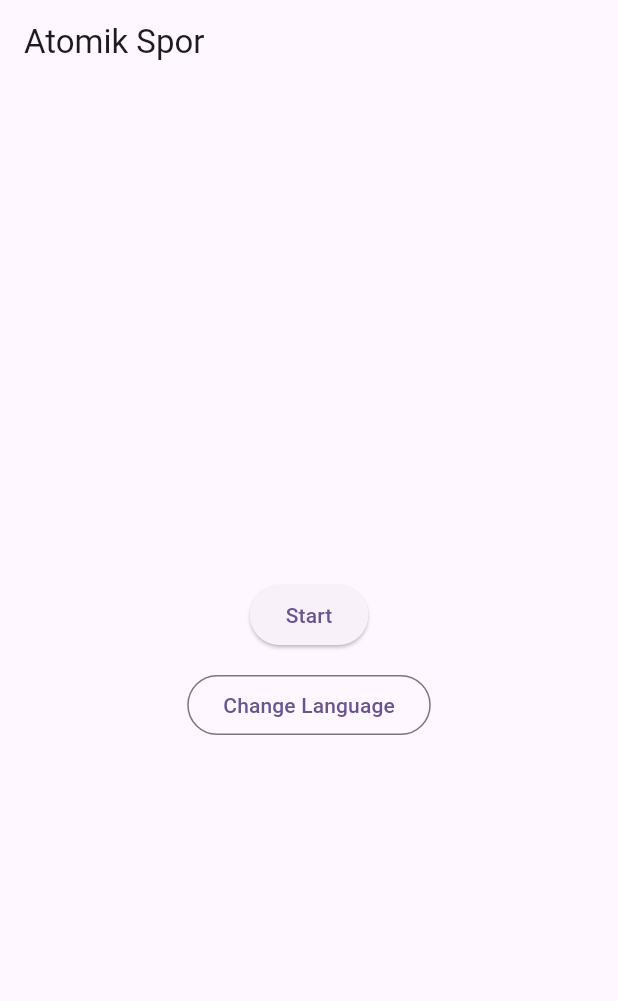
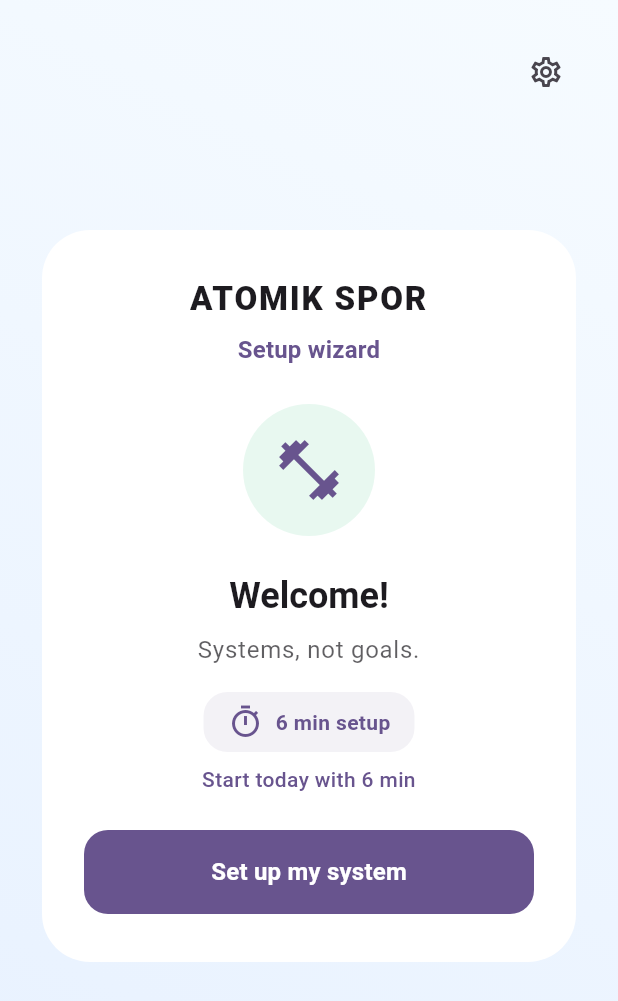
Before and after one commit to mrsgn26-ops/atomik_spor, a Flutter app: the screen it shows after launch, on a phone screen of 412 x 824 dp. Shown: the top 1001 px of the screen. Run offline on Flutter 3.47's test engine with Material 3 defaults, Android fonts, the phone set to English and light mode, and no system bars; our stand-ins replace table_calendar.

Commit message:
Add welcome screen for onboarding

```diff
--- a/lib/l10n/app_en.arb
+++ b/lib/l10n/app_en.arb
@@ -24,6 +24,10 @@
   "navSettings": "Settings",
   "headlineSystemNotGoals": "Systems, not goals.",
   "sub6minStart": "Start today with 6 min",
+  "setupWizardTitle": "Setup wizard",
+  "welcomeGreeting": "Welcome!",
+  "setupDurationLabel": "6 min setup",
+  "setupButtonLabel": "Set up my system",
   "btnStart": "Start",
   "btnChangeLang": "Change Language",
   "labelCurrentStreak": "Current streak",
--- a/lib/l10n/app_localizations.dart
+++ b/lib/l10n/app_localizations.dart
@@ -188,6 +188,30 @@ abstract class AppLocalizations {
   /// **'Start today with 6 min'**
   String get sub6minStart;
 
+  /// No description provided for @setupWizardTitle.
+  ///
+  /// In en, this message translates to:
+  /// **'Setup wizard'**
+  String get setupWizardTitle;
+
+  /// No description provided for @welcomeGreeting.
+  ///
+  /// In en, this message translates to:
+  /// **'Welcome!'**
+  String get welcomeGreeting;
+
+  /// No description provided for @setupDurationLabel.
+  ///
+  /// In en, this message translates to:
+  /// **'6 min setup'**
+  String get setupDurationLabel;
+
+  /// No description provided for @setupButtonLabel.
+  ///
+  /// In en, this message translates to:
+  /// **'Set up my system'**
+  String get setupButtonLabel;
+
   /// No description provided for @btnStart.
   ///
   /// In en, this message translates to:
--- a/lib/l10n/app_localizations_en.dart
+++ b/lib/l10n/app_localizations_en.dart
@@ -56,6 +56,18 @@ class AppLocalizationsEn extends AppLocalizations {
   String get sub6minStart => 'Start today with 6 min';
 
   @override
+  String get setupWizardTitle => 'Setup wizard';
+
+  @override
+  String get welcomeGreeting => 'Welcome!';
+
+  @override
+  String get setupDurationLabel => '6 min setup';
+
+  @override
+  String get setupButtonLabel => 'Set up my system';
+
+  @override
   String get btnStart => 'Start';
 
   @override
--- a/lib/l10n/app_localizations_tr.dart
+++ b/lib/l10n/app_localizations_tr.dart
@@ -57,6 +57,18 @@ class AppLocalizationsTr extends AppLocalizations {
   String get sub6minStart => 'Bugün 6 dk ile başla';
 
   @override
+  String get setupWizardTitle => 'Kurulum Sihirbazı';
+
+  @override
+  String get welcomeGreeting => 'Hoş geldiniz!';
+
+  @override
+  String get setupDurationLabel => '6 dk kurulum';
+
+  @override
+  String get setupButtonLabel => 'Sistemimi Kuralım';
+
+  @override
   String get btnStart => 'Başla';
 
   @override
--- a/lib/l10n/app_tr.arb
+++ b/lib/l10n/app_tr.arb
@@ -25,6 +25,10 @@
   "navSettings": "Ayarlar",
   "headlineSystemNotGoals": "Hedef değil, sistem.",
   "sub6minStart": "Bugün 6 dk ile başla",
+  "setupWizardTitle": "Kurulum Sihirbazı",
+  "welcomeGreeting": "Hoş geldiniz!",
+  "setupDurationLabel": "6 dk kurulum",
+  "setupButtonLabel": "Sistemimi Kuralım",
   "btnStart": "Başla",
   "btnChangeLang": "Dili Değiştir",
   "labelCurrentStreak": "Güncel zincir",
--- a/lib/main.dart
+++ b/lib/main.dart
@@ -1,9 +1,7 @@
 import 'package:flutter/material.dart';
 import 'package:atomik_spor/l10n/app_localizations.dart';
+import 'package:atomik_spor/ui/screens/welcome_screen.dart';
 import 'package:flutter_localizations/flutter_localizations.dart';
-
-import 'habit_tracker_screen.dart';
-import 'settings_page.dart';
 
 void main() {
   runApp(const MyApp());
@@ -42,64 +40,9 @@ class _MyAppState extends State<MyApp> {
         colorScheme: ColorScheme.fromSeed(seedColor: Colors.deepPurple),
         useMaterial3: true,
       ),
-      home: MyHomePage(
+      home: WelcomeScreen(
         onLocaleChanged: _handleLocaleChanged,
       ),
     );
   }
 }
-
-class MyHomePage extends StatelessWidget {
-  const MyHomePage({super.key, required this.onLocaleChanged});
-
-  final ValueChanged<Locale?> onLocaleChanged;
-
-  void _openHabitTracker(BuildContext context) {
-    Navigator.push(
-      context,
-      MaterialPageRoute(
-        builder: (context) => const HabitTrackerScreen(),
-      ),
-    );
-  }
-
-  void _openSettings(BuildContext context) {
-    Navigator.push(
-      context,
-      MaterialPageRoute(
-        builder: (context) => SettingsPage(
-          onLocaleChanged: onLocaleChanged,
-        ),
-      ),
-    );
-  }
-
-  @override
-  Widget build(BuildContext context) {
-    final localizations = AppLocalizations.of(context)!;
-
-    return Scaffold(
-      appBar: AppBar(
-        title: Text(localizations.appTitle),
-      ),
-      body: Center(
-        child: Column(
-          mainAxisSize: MainAxisSize.min,
-          children: [
-            ElevatedButton(
-              key: const Key('showCalendarButton'),
-              onPressed: () => _openHabitTracker(context),
-              child: Text(localizations.btnStart),
-            ),
-            const SizedBox(height: 12),
-            OutlinedButton(
-              key: const Key('changeLanguageButton'),
-              onPressed: () => _openSettings(context),
-              child: Text(localizations.btnChangeLang),
-            ),
-          ],
-        ),
-      ),
-    );
-  }
-}
--- /dev/null
+++ b/lib/ui/screens/welcome_screen.dart
@@ -0,0 +1,195 @@
+import 'package:flutter/material.dart';
+
+import 'package:atomik_spor/habit_tracker_screen.dart';
+import 'package:atomik_spor/l10n/app_localizations.dart';
+import 'package:atomik_spor/settings_page.dart';
+
+class WelcomeScreen extends StatelessWidget {
+  const WelcomeScreen({super.key, required this.onLocaleChanged});
+
+  final ValueChanged<Locale?> onLocaleChanged;
+
+  void _openHabitTracker(BuildContext context) {
+    Navigator.push(
+      context,
+      MaterialPageRoute(
+        builder: (context) => const HabitTrackerScreen(),
+      ),
+    );
+  }
+
+  void _openSettings(BuildContext context) {
+    Navigator.push(
+      context,
+      MaterialPageRoute(
+        builder: (context) => SettingsPage(
+          onLocaleChanged: onLocaleChanged,
+        ),
+      ),
+    );
+  }
+
+  @override
+  Widget build(BuildContext context) {
+    final theme = Theme.of(context);
+    final localizations = AppLocalizations.of(context)!;
+
+    return Scaffold(
+      body: Container(
+        decoration: const BoxDecoration(
+          gradient: LinearGradient(
+            begin: Alignment.topRight,
+            end: Alignment.bottomLeft,
+            colors: [
+              Color(0xFFF6FBFF),
+              Color(0xFFE7F1FF),
+            ],
+          ),
+        ),
+        child: SafeArea(
+          child: Padding(
+            padding: const EdgeInsets.all(24),
+            child: Column(
+              children: [
+                Align(
+                  alignment: Alignment.topRight,
+                  child: IconButton(
+                    icon: const Icon(Icons.settings_outlined),
+                    tooltip: localizations.navSettings,
+                    onPressed: () => _openSettings(context),
+                  ),
+                ),
+                const Spacer(),
+                Card(
+                  shape: RoundedRectangleBorder(
+                    borderRadius: BorderRadius.circular(32),
+                  ),
+                  elevation: 0,
+                  color: Colors.white,
+                  child: Padding(
+                    padding: const EdgeInsets.symmetric(
+                      horizontal: 28,
+                      vertical: 32,
+                    ),
+                    child: Column(
+                      mainAxisSize: MainAxisSize.min,
+                      children: [
+                        Text(
+                          localizations.appTitle.toUpperCase(),
+                          style: theme.textTheme.titleLarge?.copyWith(
+                            fontWeight: FontWeight.w800,
+                            letterSpacing: 1.2,
+                          ),
+                          textAlign: TextAlign.center,
+                        ),
+                        const SizedBox(height: 8),
+                        Text(
+                          localizations.setupWizardTitle,
+                          style: theme.textTheme.titleMedium?.copyWith(
+                            color: theme.colorScheme.primary,
+                            fontWeight: FontWeight.bold,
+                          ),
+                          textAlign: TextAlign.center,
+                        ),
+                        const SizedBox(height: 24),
+                        Container(
+                          padding: const EdgeInsets.all(20),
+                          decoration: const BoxDecoration(
+                            color: Color(0xFFE8F8F0),
+                            shape: BoxShape.circle,
+                          ),
+                          child: Icon(
+                            Icons.fitness_center,
+                            size: 48,
+                            color: theme.colorScheme.primary,
+                          ),
+                        ),
+                        const SizedBox(height: 24),
+                        Text(
+                          localizations.welcomeGreeting,
+                          style: theme.textTheme.headlineSmall?.copyWith(
+                            fontWeight: FontWeight.w700,
+                          ),
+                          textAlign: TextAlign.center,
+                        ),
+                        const SizedBox(height: 8),
+                        Text(
+                          localizations.headlineSystemNotGoals,
+                          style: theme.textTheme.bodyLarge?.copyWith(
+                            color: theme.colorScheme.onSurface.withOpacity(0.7),
+                          ),
+                          textAlign: TextAlign.center,
+                        ),
+                        const SizedBox(height: 16),
+                        Container(
+                          padding: const EdgeInsets.symmetric(
+                            horizontal: 16,
+                            vertical: 8,
+                          ),
+                          decoration: BoxDecoration(
+                            color: theme.colorScheme.primary.withOpacity(0.08),
+                            borderRadius: BorderRadius.circular(16),
+                          ),
+                          child: Row(
+                            mainAxisSize: MainAxisSize.min,
+                            children: [
+                              Icon(
+                                Icons.timer_outlined,
+                                color: theme.colorScheme.primary,
+                              ),
+                              const SizedBox(width: 8),
+                              Text(
+                                localizations.setupDurationLabel,
+                                style: theme.textTheme.bodyMedium?.copyWith(
+                                  color: theme.colorScheme.primary,
+                                  fontWeight: FontWeight.w600,
+                                ),
+                              ),
+                            ],
+                          ),
+                        ),
+                        const SizedBox(height: 8),
+                        Text(
+                          localizations.sub6minStart,
+                          style: theme.textTheme.bodyMedium?.copyWith(
+                            color: theme.colorScheme.primary,
+                            fontWeight: FontWeight.w500,
+                          ),
+                          textAlign: TextAlign.center,
+                        ),
+                        const SizedBox(height: 24),
+                        SizedBox(
+                          width: double.infinity,
+                          child: FilledButton(
+                            key: const Key('setupButton'),
+                            onPressed: () => _openHabitTracker(context),
+                            style: FilledButton.styleFrom(
+                              padding: const EdgeInsets.symmetric(
+                                vertical: 16,
+                              ),
+                              shape: RoundedRectangleBorder(
+                                borderRadius: BorderRadius.circular(16),
+                              ),
+                            ),
+                            child: Text(
+                              localizations.setupButtonLabel,
+                              style: theme.textTheme.titleMedium?.copyWith(
+                                color: theme.colorScheme.onPrimary,
+                                fontWeight: FontWeight.bold,
+                              ),
+                            ),
+                          ),
+                        ),
+                      ],
+                    ),
+                  ),
+                ),
+                const Spacer(flex: 2),
+              ],
+            ),
+          ),
+        ),
+      ),
+    );
+  }
+}
```
Also changed, not shown: 1 other file.
